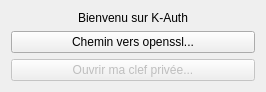
Old version of the form src/mainwindow.ui in the repository racam/KAuth.
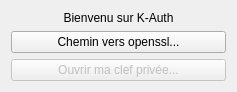
New version of the form.

```diff
--- a/src/mainwindow.ui
+++ b/src/mainwindow.ui
@@ -12,8 +12,8 @@
    <rect>
     <x>0</x>
     <y>0</y>
-    <width>266</width>
-    <height>91</height>
+    <width>237</width>
+    <height>89</height>
    </rect>
   </property>
   <property name="minimumSize">
```
